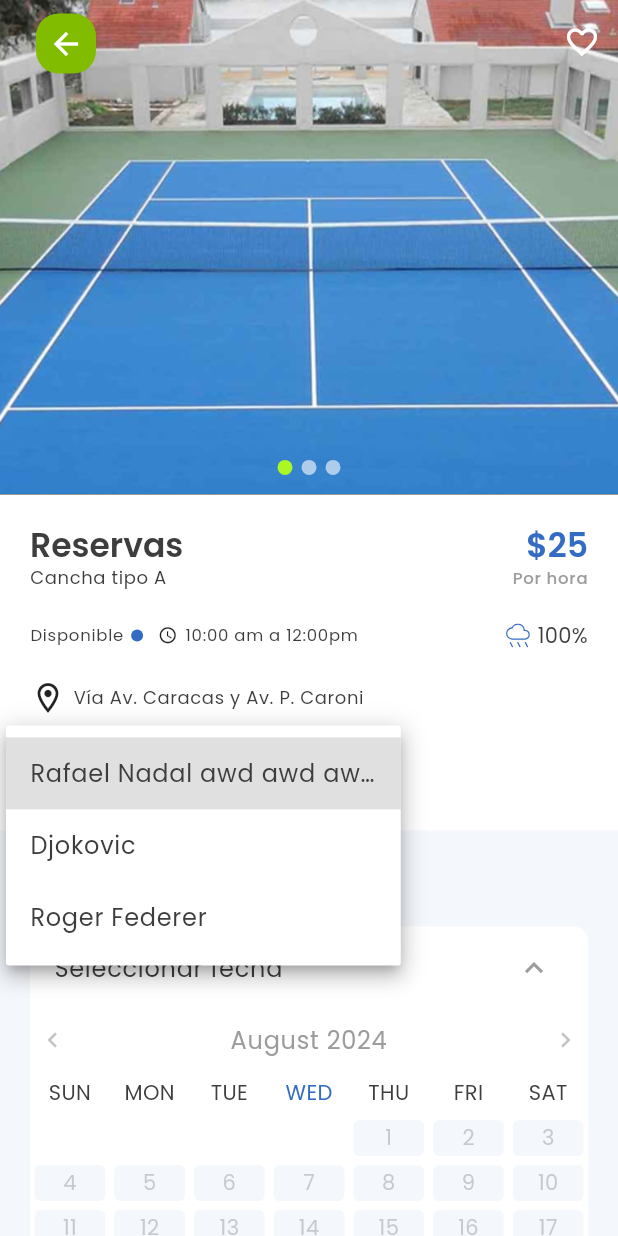
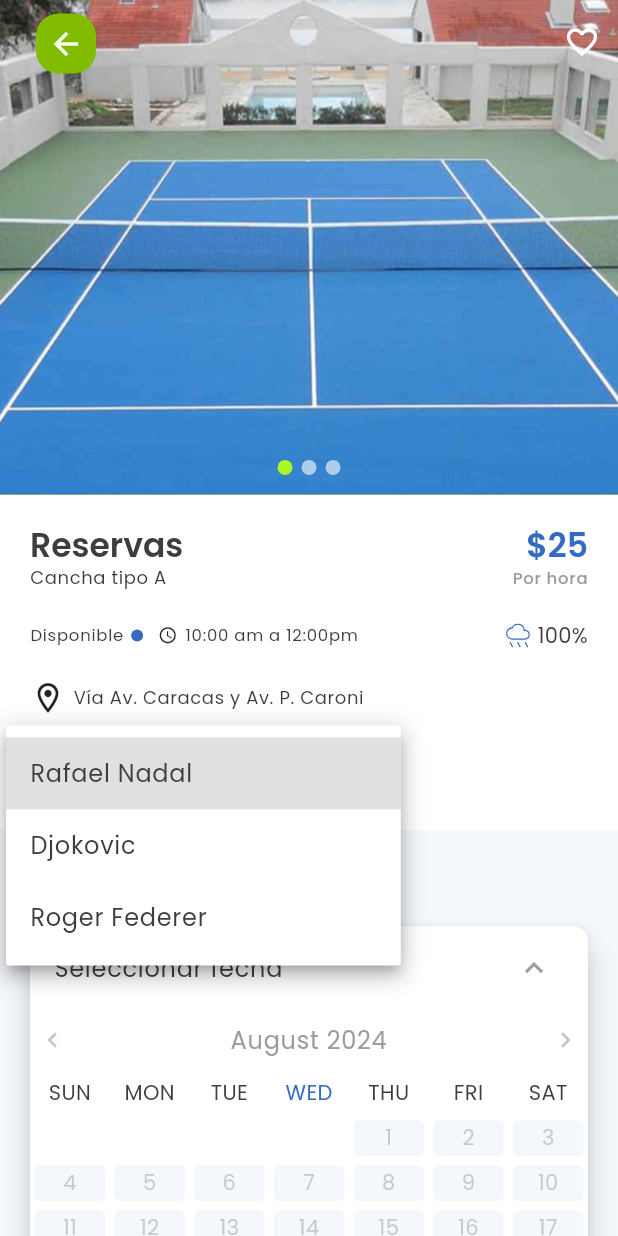
Before and after one commit to Danthology96/tennis-court-app, a Flutter app: the ReservationPage screen opened by its route, after a tap on "Seleccionar fecha", after a tap on "Agregar instructor", on a phone screen of 412 x 824 dp. Run offline on Flutter 3.47's test engine with Material 3 defaults, Android fonts, the phone set to English and light mode, and no system bars; drawn by our look-alikes of card_swiper, syncfusion_flutter_datepicker; our stand-ins replace bot_toast, equatable, flutter_bloc, flutter_form_builder, flutter_secure_storage, flutter_svg and 3 more; accounts and stored records are empty; generated files the repository leaves out were written again.

Commit message:
✨ Added functionallity and collapse of the datepicker

```diff
--- a/lib/features/reserve/presentation/screens/reservation_page.dart
+++ b/lib/features/reserve/presentation/screens/reservation_page.dart
@@ -89,7 +89,7 @@ class _ReservationPageState extends State<ReservationPage> {
                             DropdownMenuItem(
                               value: 1,
                               child: Text(
-                                'Rafael Nadal awd awd awda wd aw',
+                                'Rafael Nadal',
                                 style: textTheme.bodyLarge,
                                 overflow: TextOverflow.ellipsis,
                               ),
@@ -138,22 +138,7 @@ class _ReservationPageState extends State<ReservationPage> {
                       style: textTheme.titleMedium,
                     ),
                     spacer,
-                    ExpansionTile(
-                      shape: RoundedRectangleBorder(
-                        borderRadius: BorderRadius.circular(10),
-                      ),
-                      collapsedBackgroundColor: colorScheme.surface,
-                      backgroundColor: colorScheme.surface,
-                      collapsedIconColor: colorScheme.onSurfaceVariant,
-                      iconColor: colorScheme.onSurfaceVariant,
-                      collapsedShape: RoundedRectangleBorder(
-                        borderRadius: BorderRadius.circular(10),
-                      ),
-                      title: const Text('Seleccionar fecha'),
-                      children: const [
-                        CalendarWidget(),
-                      ],
-                    ),
+                    DateSelectorTile(),
                     spacer,
                     spacer,
                   ],
--- a/lib/features/reserve/presentation/widgets/tiles/calendar_widget.dart
+++ b/lib/features/reserve/presentation/widgets/tiles/calendar_widget.dart
@@ -4,8 +4,13 @@ import 'package:syncfusion_flutter_datepicker/datepicker.dart';
 class CalendarWidget extends StatelessWidget {
   const CalendarWidget({
     super.key,
+    this.onSelectionChanged,
+    this.onCancel,
+    this.onSubmit,
   });
-
+  final void Function(DateRangePickerSelectionChangedArgs)? onSelectionChanged;
+  final void Function()? onCancel;
+  final void Function(dynamic)? onSubmit;
   @override
   Widget build(BuildContext context) {
     final colorScheme = Theme.of(context).colorScheme;
@@ -70,7 +75,9 @@ class CalendarWidget extends StatelessWidget {
           ),
         ),
 
-        onSelectionChanged: (DateRangePickerSelectionChangedArgs args) {},
+        onSelectionChanged: onSelectionChanged,
+        onCancel: onCancel,
+        onSubmit: onSubmit,
         monthViewSettings: DateRangePickerMonthViewSettings(
           dayFormat: "E",
           viewHeaderHeight: 30,
--- /dev/null
+++ b/lib/features/reserve/presentation/widgets/tiles/date_selector_tile.dart
@@ -0,0 +1,68 @@
+import 'package:flutter/material.dart';
+import 'package:syncfusion_flutter_datepicker/datepicker.dart';
+import 'package:tennis_court_app/features/reserve/reserve.dart';
+
+class DateSelectorTile extends StatefulWidget {
+  const DateSelectorTile({
+    super.key,
+    this.onSelectionChanged,
+    this.onCancel,
+    this.onSubmit,
+  });
+
+  final void Function(DateRangePickerSelectionChangedArgs)? onSelectionChanged;
+  final void Function()? onCancel;
+  final void Function(dynamic)? onSubmit;
+
+  @override
+  State<DateSelectorTile> createState() => _DateSelectorTileState();
+}
+
+class _DateSelectorTileState extends State<DateSelectorTile> {
+  bool _isExpanded = false;
+  final expansionTileController = ExpansionTileController();
+
+  @override
+  Widget build(BuildContext context) {
+    final colorScheme = Theme.of(context).colorScheme;
+
+    return Material(
+      elevation: _isExpanded ? 8 : 0,
+      shape: RoundedRectangleBorder(
+        borderRadius: BorderRadius.circular(10),
+      ),
+      child: ExpansionTile(
+        controller: expansionTileController,
+        shape: RoundedRectangleBorder(
+          borderRadius: BorderRadius.circular(10),
+        ),
+        collapsedBackgroundColor: colorScheme.surface,
+        backgroundColor: colorScheme.surface,
+        collapsedIconColor: colorScheme.onSurfaceVariant,
+        iconColor: colorScheme.onSurfaceVariant,
+        collapsedShape: RoundedRectangleBorder(
+          borderRadius: BorderRadius.circular(10),
+        ),
+        title: const Text('Seleccionar fecha'),
+        children: [
+          CalendarWidget(
+            onSelectionChanged: widget.onSelectionChanged,
+            onCancel: () {
+              widget.onCancel?.call();
+              expansionTileController.collapse();
+            },
+            onSubmit: (value) {
+              widget.onSubmit?.call(value);
+              expansionTileController.collapse();
+            },
+          ),
+        ],
+        onExpansionChanged: (bool expanded) {
+          setState(() {
+            _isExpanded = expanded;
+          });
+        },
+      ),
+    );
+  }
+}
--- a/lib/features/reserve/presentation/widgets/tiles/tiles.dart
+++ b/lib/features/reserve/presentation/widgets/tiles/tiles.dart
@@ -2,3 +2,4 @@ export 'calendar_widget.dart';
 export 'custom_dropdown_button.dart';
 export 'reservation_card.dart';
 export 'reservation_tile.dart';
+export 'date_selector_tile.dart';
```
